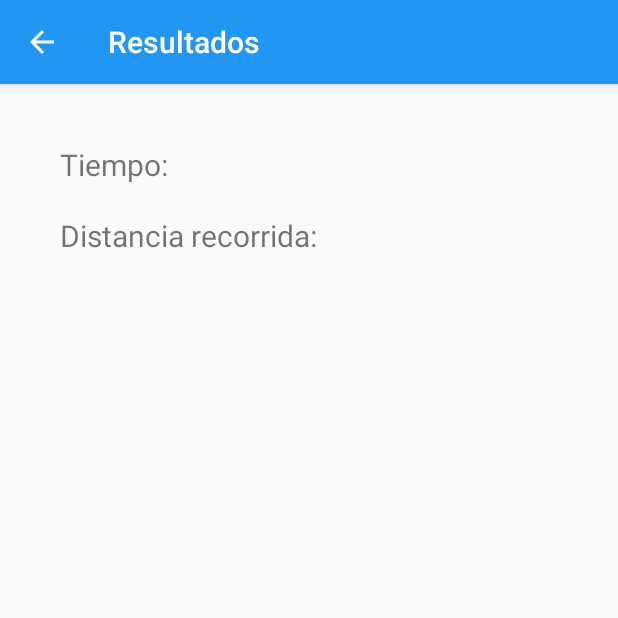
After one commit to gregoarcenta/RunningFast, an Android app: the ResultadosActivity screen opened directly, with no data from a screen before it, on a phone screen of 412 x 824 dp, the top half of it. The commit adds this screen. Run offline under Robolectric (Android 15) with nearby library versions, the phone set to English and light mode, and no system bars; 1 statement that could not run was skipped.

Commit message:
mapa
se agrego el mapa y se modificaron ciertos layouts

```diff
--- a/app/build.gradle
+++ b/app/build.gradle
@@ -24,6 +24,7 @@ dependencies {
     implementation 'androidx.appcompat:appcompat:1.0.2'
     implementation 'androidx.constraintlayout:constraintlayout:1.1.3'
     implementation 'androidx.legacy:legacy-support-v4:1.0.0'
+    implementation 'com.google.android.gms:play-services-maps:17.0.0'
     testImplementation 'junit:junit:4.12'
     androidTestImplementation 'androidx.test:runner:1.2.0'
     androidTestImplementation 'androidx.test.espresso:espresso-core:3.2.0'
@@ -32,5 +33,4 @@ dependencies {
     implementation 'com.google.android.material:material:1.0.0'
 
 
-
 }
--- a/app/src/main/java/facci/arcentales/runningfast/CorrerActivity.java
+++ b/app/src/main/java/facci/arcentales/runningfast/CorrerActivity.java
@@ -123,6 +123,10 @@ public class CorrerActivity extends AppCompatActivity {
             @Override
             public void onClick(View v) {
                 if (!correr) {
+                    Intent i = new Intent( CorrerActivity.this,ResultadosActivity.class);
+                    Bundle b = new Bundle();
+                    b.putString("tiempo",chronometer.getText().toString());
+                    i.putExtras(b);
                     SharedPreferences.Editor editor= preferences.edit();
                     editor.putString("tiempo", chronometer.getText().toString());
                     editor.commit();
@@ -130,6 +134,7 @@ public class CorrerActivity extends AppCompatActivity {
                     chronometer.stop();
                     detenerse = 0;
                     correr = false;
+                    startActivity(i);
                 }
             }
         });
--- a/app/src/main/java/facci/arcentales/runningfast/Fragments/PerfilFragment.java
+++ b/app/src/main/java/facci/arcentales/runningfast/Fragments/PerfilFragment.java
@@ -10,6 +10,8 @@ import androidx.fragment.app.Fragment;
 import android.view.LayoutInflater;
 import android.view.View;
 import android.view.ViewGroup;
+
+import com.google.android.material.appbar.CollapsingToolbarLayout;
 
 import facci.arcentales.runningfast.R;
 
@@ -29,6 +31,7 @@ public class PerfilFragment extends Fragment {
                              Bundle savedInstanceState) {
         View view = inflater.inflate(R.layout.fragment_perfil, container, false);
         showToolbar("",false,view);
+
         return view;
     }
     public void showToolbar(String tittle, boolean button,View view){
--- /dev/null
+++ b/app/src/main/java/facci/arcentales/runningfast/ResultadosActivity.java
@@ -0,0 +1,40 @@
+package facci.arcentales.runningfast;
+
+import androidx.appcompat.app.AppCompatActivity;
+import androidx.appcompat.widget.Toolbar;
+
+import android.content.Intent;
+import android.os.Bundle;
+import android.widget.TextView;
+
+public class ResultadosActivity extends AppCompatActivity {
+
+    TextView tiempo_result, distancia_result;
+
+    @Override
+    protected void onCreate(Bundle savedInstanceState) {
+        super.onCreate(savedInstanceState);
+        setContentView(R.layout.activity_resultados);
+
+        showToolbar(getResources().getString(R.string.Resultado),true);
+
+        tiempo_result = (TextView)findViewById(R.id.tiempo_result);
+        distancia_result = (TextView)findViewById(R.id.distancia_result);
+
+        Bundle b = getIntent().getExtras();
+        String tiempo = b.getString("tiempo");
+        tiempo_result.setText(tiempo);
+
+    }
+
+    public void showToolbar(String tittle, boolean button){
+        Toolbar toolbar= (Toolbar) findViewById(R.id.toolbar);
+        setSupportActionBar(toolbar);
+        getSupportActionBar().setTitle(tittle);
+        getSupportActionBar().setDisplayHomeAsUpEnabled(button);
+    }
+    public void onBackPressed() {
+        Intent i = new Intent(ResultadosActivity.this, ContainerActivity.class);
+        startActivity(i);
+    }
+}
--- /dev/null
+++ b/app/src/main/res/layout/activity_resultados.xml
@@ -0,0 +1,55 @@
+<?xml version="1.0" encoding="utf-8"?>
+<androidx.constraintlayout.widget.ConstraintLayout xmlns:android="http://schemas.android.com/apk/res/android"
+    xmlns:app="http://schemas.android.com/apk/res-auto"
+    xmlns:tools="http://schemas.android.com/tools"
+    android:layout_width="match_parent"
+    android:layout_height="match_parent"
+    tools:context=".ResultadosActivity"
+    tools:layout_editor_absoluteY="25dp">
+
+    <include layout="@layout/toolbar"/>
+
+    <TextView
+        android:id="@+id/textView"
+        android:layout_width="wrap_content"
+        android:layout_height="wrap_content"
+        android:layout_marginStart="40dp"
+        android:layout_marginTop="96dp"
+        android:text="@string/tiempo"
+        android:textSize="20sp"
+        app:layout_constraintStart_toStartOf="parent"
+        app:layout_constraintTop_toTopOf="parent" />
+
+    <TextView
+        android:id="@+id/textView2"
+        android:layout_width="wrap_content"
+        android:layout_height="wrap_content"
+        android:layout_marginStart="40dp"
+        android:layout_marginTop="20dp"
+        android:text="@string/distanciaRecorrida_historial"
+        android:textSize="20sp"
+        app:layout_constraintStart_toStartOf="parent"
+        app:layout_constraintTop_toBottomOf="@+id/textView" />
+
+    <TextView
+        android:id="@+id/tiempo_result"
+        android:layout_width="wrap_content"
+        android:layout_height="wrap_content"
+        android:layout_marginStart="156dp"
+        android:layout_marginTop="96dp"
+        android:text=""
+        android:textSize="20sp"
+        app:layout_constraintStart_toEndOf="@+id/textView"
+        app:layout_constraintTop_toTopOf="parent" />
+
+    <TextView
+        android:id="@+id/distancia_result"
+        android:layout_width="wrap_content"
+        android:layout_height="wrap_content"
+        android:layout_marginStart="52dp"
+        android:layout_marginTop="20dp"
+        android:text=""
+        android:textSize="20sp"
+        app:layout_constraintStart_toEndOf="@+id/textView2"
+        app:layout_constraintTop_toBottomOf="@+id/tiempo_result" />
+</androidx.constraintlayout.widget.ConstraintLayout>
--- a/app/src/main/res/values-v28/strings.xml
+++ b/app/src/main/res/values-v28/strings.xml
@@ -26,6 +26,7 @@
     <string name="tiempo_historial">Tiempo</string>
     <string name="tiempoEstimado_historial">Tiempo Estimado</string>
     <string name="distancia_historial">Distancia</string>
-    <string name="distanciaRecorrida_historial">Distancia recorrida</string>
+    <string name="distanciaRecorrida_historial">Distancia recorrida:</string>
     <string name="comenzar">Comenzar</string>
+    <string name="Resultado">Resultados</string>
 </resources>
--- a/app/src/main/res/values/strings.xml
+++ b/app/src/main/res/values/strings.xml
@@ -28,4 +28,6 @@
     <string name="distancia_historial">Distancia</string>
     <string name="distanciaRecorrida_historial">Distancia recorrida</string>
     <string name="comenzar">Comenzar</string>
+    <string name="title_activity_maps">Map</string>
+    <string name="Resultado">Resultados</string>
 </resources>
```
Also changed, not shown: app/src/debug/res/values/google_maps_api.xml (added, +24 -0 lines), app/src/main/AndroidManifest.xml (+28 -4 lines), app/src/main/java/facci/arcentales/runningfast/MapsActivity.java (added, +36 -0 lines), app/src/main/java/facci/arcentales/runningfast/RegistroActivity.java (+3 -5 lines), app/src/main/res/layout/activity_maps.xml (added, +9 -0 lines), app/src/main/res/layout/activity_registro.xml (+9 -8 lines), app/src/main/res/layout/fragment_perfil.xml (+1 -10 lines), 1 other file.
